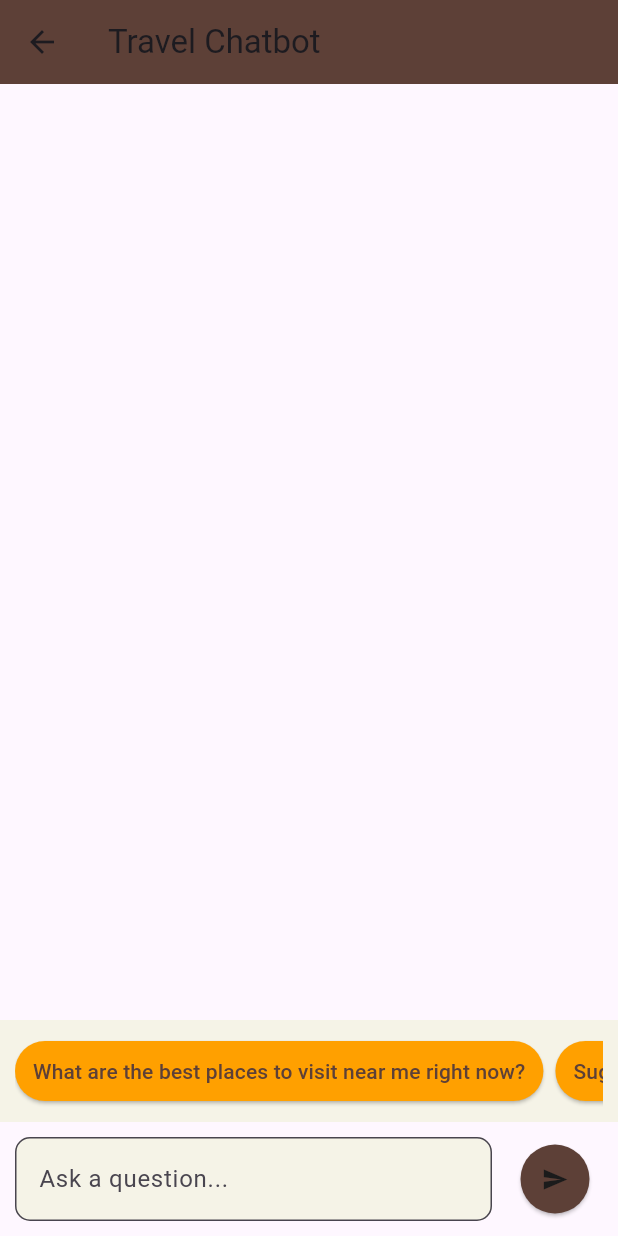
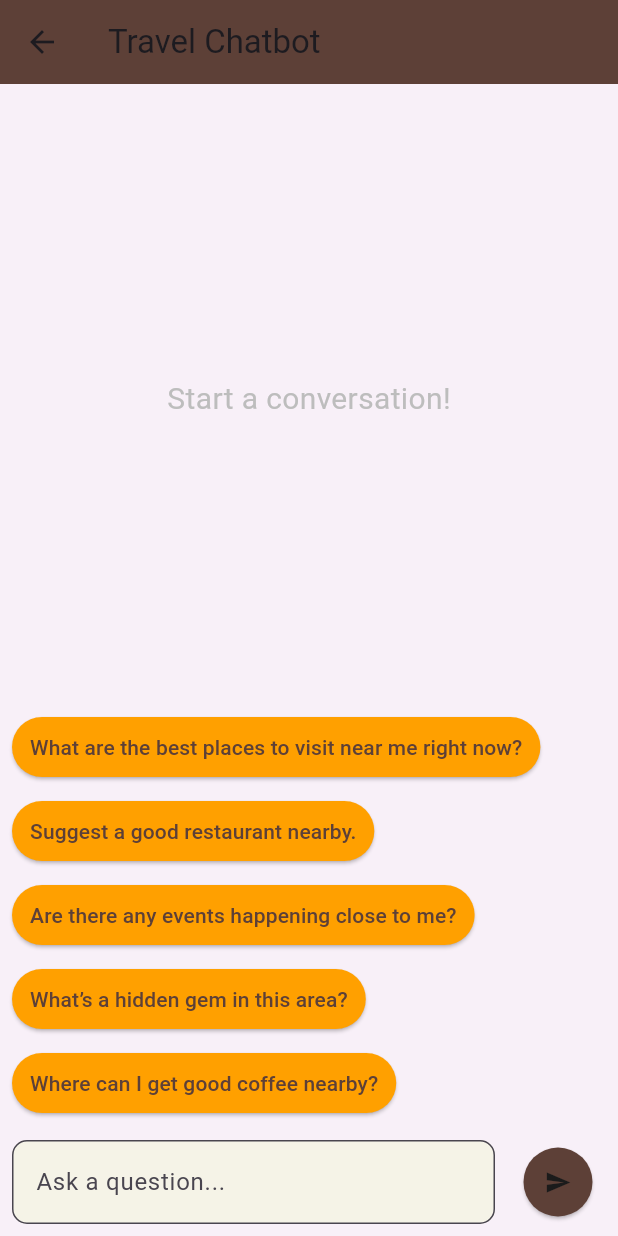
Before and after one commit to dhruvjaink07/travller, a Flutter app: the screen it shows after launch, after a tap on "Travel Assistant", on a phone screen of 412 x 824 dp. Run offline on Flutter 3.47's test engine with Material 3 defaults, Android fonts, the phone set to English and light mode, and no system bars; our stand-ins replace firebase_core, flutter_map, flutter_markdown, flutter_riverpod, google_generative_ai, latlong2 and 2 more; accounts and stored records are empty.

Commit message:
Made home screen responsive

```diff
--- a/lib/features/chat/screens/chat_screen.dart
+++ b/lib/features/chat/screens/chat_screen.dart
@@ -48,7 +48,6 @@ class _ChatScreenState extends ConsumerState<ChatScreen> {
 
     // Wait for location if needed
     if (latitude == null || longitude == null) {
-      // Optionally, you can show a loading indicator or fallback
       setState(() {
         messages.add(
             {"role": "bot", "text": "Fetching your location, please wait..."});
@@ -76,7 +75,7 @@ class _ChatScreenState extends ConsumerState<ChatScreen> {
       child: Container(
         margin: const EdgeInsets.symmetric(vertical: 6, horizontal: 12),
         padding: const EdgeInsets.symmetric(vertical: 12, horizontal: 16),
-        constraints: const BoxConstraints(maxWidth: 320),
+        constraints: const BoxConstraints(maxWidth: 400),
         decoration: BoxDecoration(
           color: isUser ? Colors.blueAccent : Colors.grey[200],
           borderRadius: BorderRadius.only(
@@ -127,16 +126,60 @@ class _ChatScreenState extends ConsumerState<ChatScreen> {
 
   @override
   Widget build(BuildContext context) {
+    final isWide = MediaQuery.of(context).size.width > 900;
+    final chatCardWidth = isWide ? 650.0 : double.infinity;
+    final chatCardHeight = isWide ? 700.0 : double.infinity;
+    final chatCardMargin =
+        isWide ? const EdgeInsets.symmetric(vertical: 40) : EdgeInsets.zero;
+    final chatCardPadding = isWide
+        ? const EdgeInsets.symmetric(horizontal: 32, vertical: 24)
+        : const EdgeInsets.symmetric(horizontal: 8, vertical: 8);
+
     return Scaffold(
       appBar: AppBar(
         title: const Text("Travel Chatbot"),
-        backgroundColor: AppColors.primary, // Use primary color
+        backgroundColor: AppColors.primary,
       ),
-      body: Column(
+      body: Container(
+        color: const Color(0xFFF8F0F8),
+        width: double.infinity,
+        height: double.infinity,
+        child: Center(
+          child: Container(
+            width: chatCardWidth,
+            height: chatCardHeight,
+            margin: chatCardMargin,
+            decoration: isWide
+                ? BoxDecoration(
+                    color: Colors.white.withOpacity(0.98),
+                    borderRadius: BorderRadius.circular(28),
+                    boxShadow: [
+                      BoxShadow(
+                        color: Colors.black.withOpacity(0.10),
+                        blurRadius: 32,
+                        offset: const Offset(0, 12),
+                      ),
+                    ],
+                  )
+                : null,
+            child: Padding(
+              padding: chatCardPadding,
+              child: Column(
                 children: [
                   // Chat Messages
                   Expanded(
-            child: ListView.builder(
+                    child: messages.isEmpty
+                        ? Center(
+                            child: Text(
+                              "Start a conversation!",
+                              style: TextStyle(
+                                color: Colors.grey[400],
+                                fontSize: 20,
+                              ),
+                            ),
+                          )
+                        : ListView.builder(
+                            padding: const EdgeInsets.only(top: 8, bottom: 8),
                             itemCount: messages.length,
                             itemBuilder: (context, index) {
                               final msg = messages[index];
@@ -144,17 +187,16 @@ class _ChatScreenState extends ConsumerState<ChatScreen> {
                             },
                           ),
                   ),
-          // Quick Prompts
+                  // Quick Prompts (wrap to new line if needed)
                   Container(
-            color: AppColors.background,
-            padding: const EdgeInsets.symmetric(vertical: 10, horizontal: 10),
-            child: SingleChildScrollView(
-              scrollDirection: Axis.horizontal,
-              child: Row(
+                    width: double.infinity,
+                    alignment: Alignment.centerLeft,
+                    padding: const EdgeInsets.symmetric(vertical: 6),
+                    child: Wrap(
+                      spacing: 8,
+                      runSpacing: 8,
                       children: quickPrompts.map((prompt) {
-                  return Padding(
-                    padding: const EdgeInsets.only(right: 8.0),
-                    child: ElevatedButton(
+                        return ElevatedButton(
                           onPressed: () => sendMessage(prompt),
                           style: ElevatedButton.styleFrom(
                             backgroundColor: AppColors.accent,
@@ -165,16 +207,15 @@ class _ChatScreenState extends ConsumerState<ChatScreen> {
                               borderRadius: BorderRadius.circular(20),
                             ),
                           ),
-                      child: Text(prompt, style: const TextStyle(fontSize: 14)),
-                    ),
+                          child: Text(prompt,
+                              style: const TextStyle(fontSize: 14)),
                         );
                       }).toList(),
                     ),
                   ),
-          ),
                   // Input Field
                   Padding(
-            padding: const EdgeInsets.all(10),
+                    padding: const EdgeInsets.only(top: 8),
                     child: Row(
                       children: [
                         Expanded(
@@ -188,6 +229,7 @@ class _ChatScreenState extends ConsumerState<ChatScreen> {
                               filled: true,
                               fillColor: AppColors.background,
                             ),
+                            onSubmitted: (value) => sendMessage(value),
                           ),
                         ),
                         const SizedBox(width: 10),
@@ -198,13 +240,18 @@ class _ChatScreenState extends ConsumerState<ChatScreen> {
                             padding: const EdgeInsets.all(14),
                             shape: const CircleBorder(),
                           ),
-                  child: const Icon(Icons.send, color: AppColors.textPrimary),
+                          child: const Icon(Icons.send,
+                              color: AppColors.textPrimary),
                         ),
                       ],
                     ),
                   ),
                 ],
               ),
+            ),
+          ),
+        ),
+      ),
     );
   }
 }
--- a/lib/home/home_screen.dart
+++ b/lib/home/home_screen.dart
@@ -8,6 +8,9 @@ class HomeScreen extends StatelessWidget {
 
   @override
   Widget build(BuildContext context) {
+    final isWide = MediaQuery.of(context).size.width > 700;
+    final contentWidth = isWide ? 400.0 : double.infinity;
+
     return Scaffold(
       appBar: AppBar(
         title: const Text("Traveller's Hub"),
@@ -15,16 +18,40 @@ class HomeScreen extends StatelessWidget {
       ),
       body: Stack(
         children: [
-          // Background Image
-          Container(
-            decoration: const BoxDecoration(
-              image: DecorationImage(
-                  image: AssetImage("assets/travel-background.png"),
-                  fit: BoxFit.fitHeight),
+          // Optional: faint full-page background image
+          Positioned.fill(
+            child: Opacity(
+              opacity: 0.08, // Very subtle
+              child: Image.asset(
+                "assets/travel-background.png",
+                fit: BoxFit.cover,
               ),
             ),
-          // Content
+          ),
+          // Main content
           Center(
+            child: Container(
+              width: 420,
+              height: 600,
+              decoration: BoxDecoration(
+                borderRadius: BorderRadius.circular(24),
+                image: const DecorationImage(
+                  image: AssetImage("assets/travel-background.png"),
+                  fit: BoxFit.cover,
+                ),
+                boxShadow: [
+                  BoxShadow(
+                    color: Colors.black.withOpacity(0.08),
+                    blurRadius: 24,
+                    offset: const Offset(0, 8),
+                  ),
+                ],
+              ),
+              child: Container(
+                decoration: BoxDecoration(
+                  borderRadius: BorderRadius.circular(24),
+                  color: Colors.black.withOpacity(0.35),
+                ),
                 child: Column(
                   mainAxisAlignment: MainAxisAlignment.center,
                   children: [
@@ -33,11 +60,11 @@ class HomeScreen extends StatelessWidget {
                       style: TextStyle(
                         fontSize: 28,
                         fontWeight: FontWeight.bold,
-                    color: AppColors.background, // Use textPrimary color
+                        color: Colors.white,
                         shadows: [
                           Shadow(
                             blurRadius: 10.0,
-                        color: AppColors.shadow, // Use shadow color
+                            color: Colors.black54,
                             offset: Offset(2.0, 2.0),
                           ),
                         ],
@@ -53,14 +80,13 @@ class HomeScreen extends StatelessWidget {
                               builder: (context) => const ItineraryScreen()),
                         );
                       },
-                  icon: const Icon(Icons.map, color: AppColors.background),
+                      icon: const Icon(Icons.map, color: Colors.white),
                       label: const Text(
                         "Itinerary Generator",
-                    style: TextStyle(fontSize: 18, color: AppColors.background),
+                        style: TextStyle(fontSize: 18, color: Colors.white),
                       ),
                       style: ElevatedButton.styleFrom(
-                    backgroundColor: AppColors
-                        .buttonBackground, // Use buttonBackground color
+                        backgroundColor: AppColors.buttonBackground,
                         padding: const EdgeInsets.symmetric(
                             vertical: 12, horizontal: 20),
                         shape: RoundedRectangleBorder(
@@ -77,14 +103,13 @@ class HomeScreen extends StatelessWidget {
                               builder: (context) => const ChatScreen()),
                         );
                       },
-                  icon: const Icon(Icons.chat, color: AppColors.background),
+                      icon: const Icon(Icons.chat, color: Colors.white),
                       label: const Text(
                         "Travel Assistant",
-                    style: TextStyle(fontSize: 18, color: AppColors.background),
+                        style: TextStyle(fontSize: 18, color: Colors.white),
                       ),
                       style: ElevatedButton.styleFrom(
-                    backgroundColor: AppColors
-                        .buttonBackground, // Use buttonBackground color
+                        backgroundColor: AppColors.buttonBackground,
                         padding: const EdgeInsets.symmetric(
                             vertical: 12, horizontal: 20),
                         shape: RoundedRectangleBorder(
@@ -95,6 +120,8 @@ class HomeScreen extends StatelessWidget {
                   ],
                 ),
               ),
+            ),
+          ),
         ],
       ),
     );
--- a/lib/main.dart
+++ b/lib/main.dart
@@ -1,8 +1,13 @@
 import 'package:flutter/material.dart';
 import 'package:flutter_riverpod/flutter_riverpod.dart';
 import 'package:travller/home/home_screen.dart';
+import 'package:firebase_core/firebase_core.dart';
+import 'firebase_options.dart';
 
-void main() {
+void main() async {
+  await Firebase.initializeApp(
+    options: DefaultFirebaseOptions.currentPlatform,
+  );
   runApp(const ProviderScope(child: MyApp()));
 }
 
--- a/pubspec.yaml
+++ b/pubspec.yaml
@@ -47,6 +47,7 @@ dependencies:
   location: ^7.0.1
   flutter_riverpod: ^2.6.1
   flutter_markdown: ^0.7.7+1
+  firebase_core: ^3.14.0
 
 dev_dependencies:
   flutter_test:
```
Also changed, not shown: lib/features/itinerary/providers/itinerary_provider.dart (deleted, +0 -44 lines), lib/features/itinerary/screens/itenary_screen.dart (+55 -33 lines), firebase.json (added), lib/firebase_options.dart (added), pubspec.lock, 8 other files. Lines whose indentation alone changed are shown as unchanged.
